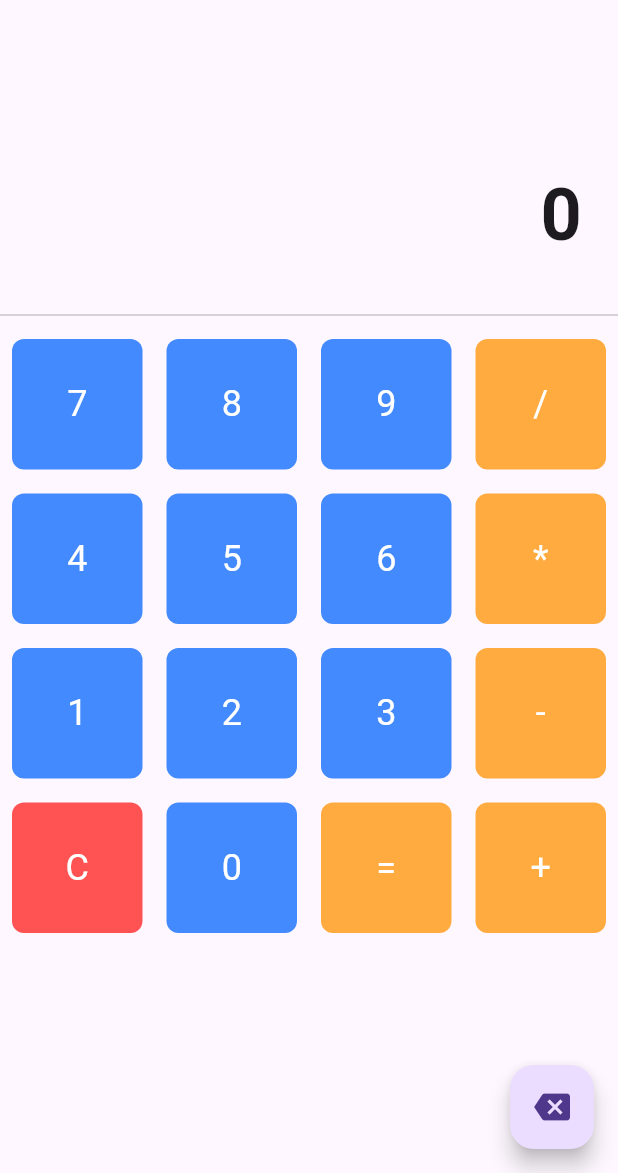
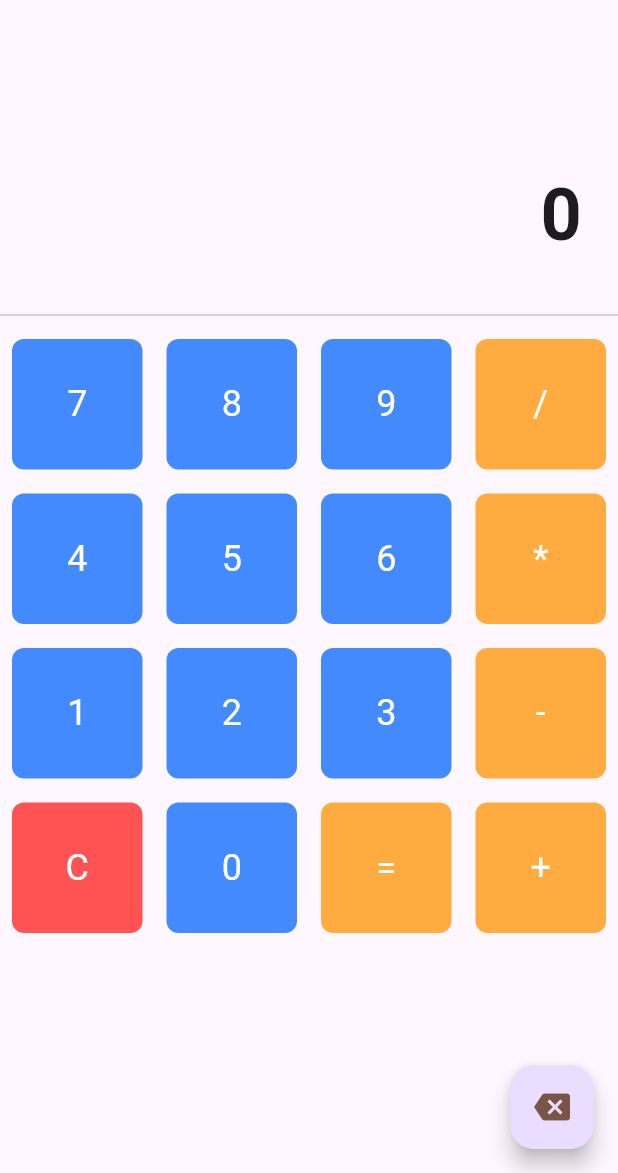
Before and after one commit to Abhi98989/calculator_Apps, a Flutter app: the screen it shows after launch, on a phone screen of 412 x 824 dp, the part 63-1236 px from its top. Run offline on Flutter 3.47's test engine with Material 3 defaults, Android fonts, the phone set to English and light mode, and no system bars.

Commit message:
color chane

```diff
--- a/lib/button/backspace_button.dart
+++ b/lib/button/backspace_button.dart
@@ -8,8 +8,9 @@ class BackspaceButton extends StatelessWidget {
   @override
   Widget build(BuildContext context) {
     return FloatingActionButton(
+
       onPressed: onBackspacePressed, // Handle backspace press
-      child: Icon(Icons.backspace),
+      child: Icon(Icons.backspace,color: Colors.brown,),
       tooltip: 'Backspace',
     );
   }
```
